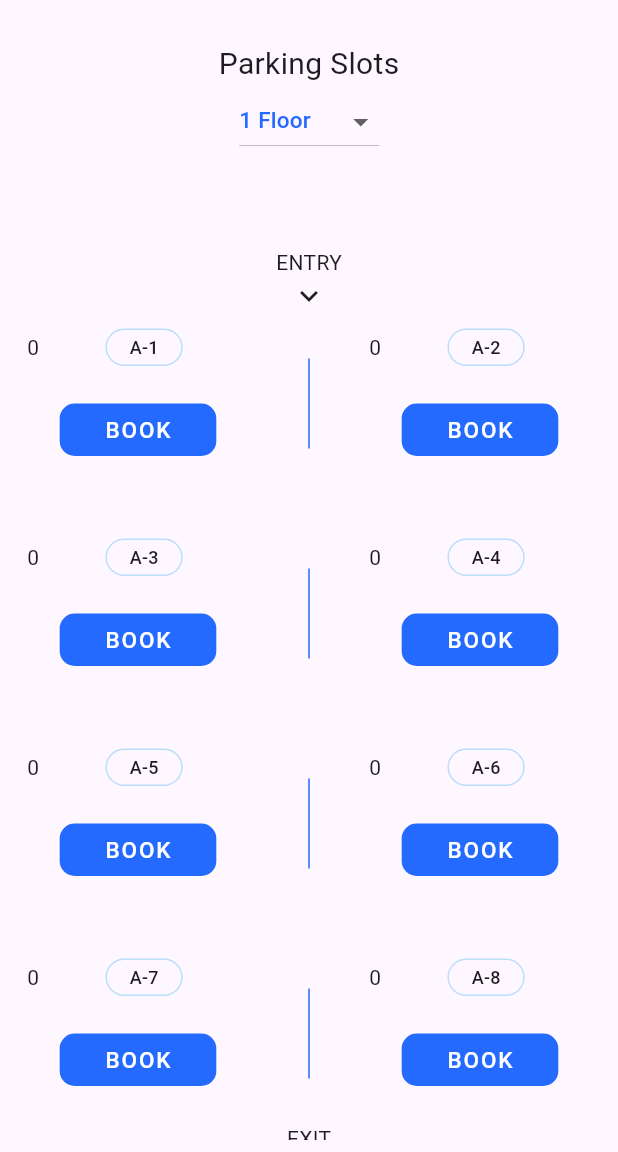
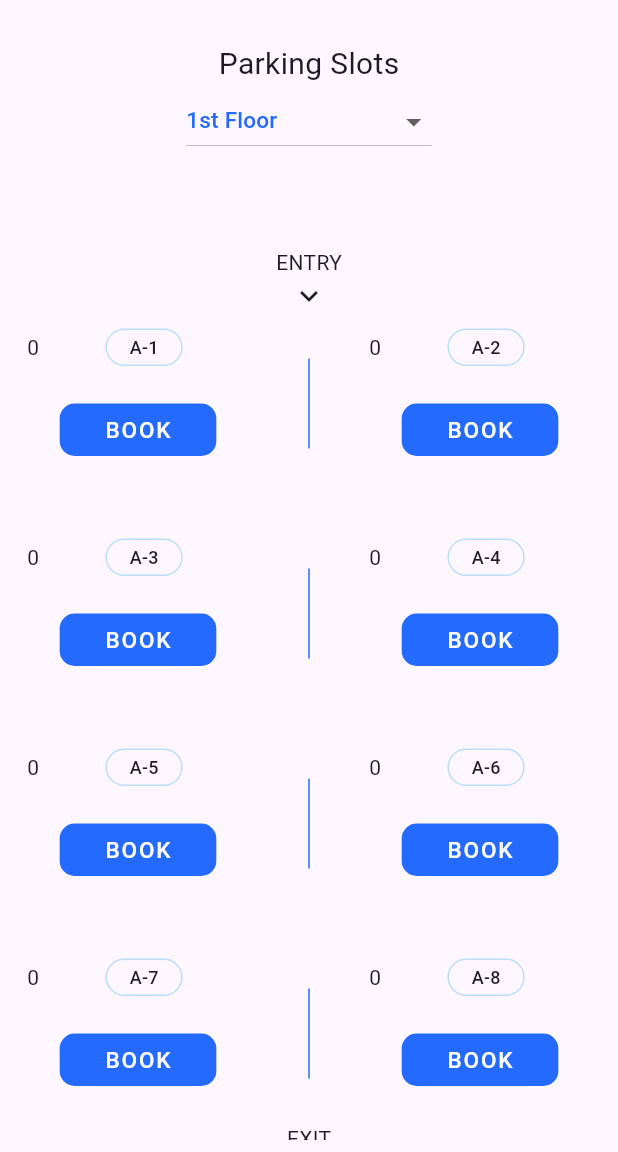
Before and after one commit to YvannNjanko/Smart_car_parking_System, a Flutter app: the HomePage screen opened by its route, on a phone screen of 412 x 824 dp, the part 84-1236 px from its top. Run offline on Flutter 3.47's test engine with Material 3 defaults, Android fonts, the phone set to English and light mode, and no system bars; our stand-ins replace get, google_maps_flutter, lottie; missing offline and left inert: another_dashed_container.

Commit message:
add parameters

```diff
--- a/lib/components/floot_selector.dart
+++ b/lib/components/floot_selector.dart
@@ -2,35 +2,47 @@ import 'package:flutter/material.dart';
 import 'package:get/get.dart';
 import 'package:smart_car_parking/config/colors.dart';
 
-class FloorSelector extends StatelessWidget {
+class FloorSelector extends StatefulWidget {
   const FloorSelector({super.key});
 
   @override
+  _FloorSelectorState createState() => _FloorSelectorState();
+}
+
+class _FloorSelectorState extends State<FloorSelector> {
+  String? _selectedFloor;
+
+  @override
   Widget build(BuildContext context) {
-    return DropdownButton(
+    return DropdownButton<String>(
       focusColor: Colors.white,
+      value: _selectedFloor,
       items: const [
         DropdownMenuItem(
-            child: const Text("1st Floor"),
+          child: Text("1st Floor (Medium)"),
           value: "1st Floor",
         ),
         DropdownMenuItem(
-            child: const Text("2nd Floor"),
+          child: Text("2nd Floor (Normal)"),
           value: "2nd Floor",
         ),
         DropdownMenuItem(
-            child: const Text("3rd Floor"),
+          child: Text("3rd Floor (Small)"),
           value: "3rd Floor",
-          )
+        ),
       ],
       onChanged: (value) {
+        setState(() {
+          _selectedFloor = value;
+        });
       },
       hint: Text(
-            "1 Floor",
+        _selectedFloor ?? "1st Floor",
         style: TextStyle(
           color: blueColor,
           fontSize: 15,
         ),
-          ),);
+      ),
+    );
   }
 }
--- a/lib/config/routes.dart
+++ b/lib/config/routes.dart
@@ -1,4 +1,5 @@
 import 'package:get/get.dart';
+import 'package:smart_car_parking/controller/PakingController.dart';
 import 'package:smart_car_parking/pages/MapPage.dart';
 import 'package:smart_car_parking/pages/about_us/about_us.dart';
 import 'package:smart_car_parking/pages/booking_page/booking_page.dart';
@@ -7,7 +8,7 @@ import 'package:smart_car_parking/pages/homepage/homepage.dart';
 var pages = [
   GetPage(
     name: '/homepage',
-    page: () => HomePage(),
+    page: () =>HomePage(parkingController: Get.find<ParkingController>()),
     transition: Transition.rightToLeft,
   ),
   GetPage(
--- a/lib/pages/homepage/homepage.dart
+++ b/lib/pages/homepage/homepage.dart
@@ -6,11 +6,12 @@ import 'package:smart_car_parking/controller/PakingController.dart';
 import '../../config/colors.dart';
 
 class HomePage extends StatelessWidget {
-  HomePage({super.key});
+  final ParkingController parkingController;
+
+  HomePage({super.key, required this.parkingController});
 
   @override
   Widget build(BuildContext context) {
-    ParkingController parkingController = Get.put(ParkingController());
     return Scaffold(
         appBar: AppBar(
           backgroundColor: blueColor,
```
Also changed, not shown: lib/pages/MapPage.dart (+18 -15 lines), lib/pages/booking_page/booking_page.dart (+11 -3 lines). Lines whose indentation alone changed are shown as unchanged.
